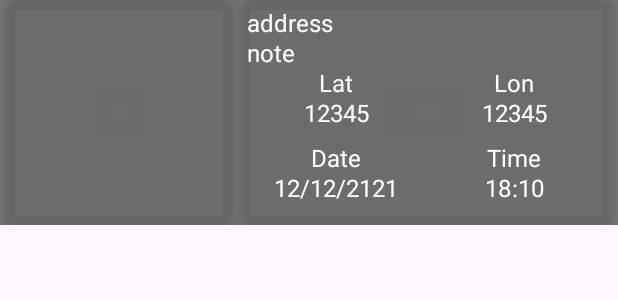
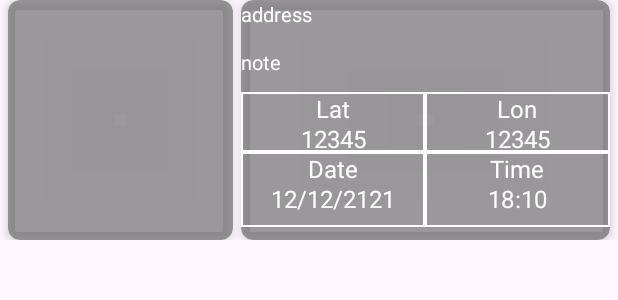
Before and after one commit to izluu/GPS-Camera-Tracking, an Android app: the layout template_1.xml on its own in the app's theme, with its tools: preview values and no code run, on a phone screen of 412 x 824 dp. Shown: the top 300 px of the screen. Run offline under Robolectric (Android 15) with nearby library versions, the phone set to English and light mode, and no system bars.

Commit message:
cap nhat layout, sua loi ve text len anh

```diff
--- /dev/null
+++ b/app/src/main/res/drawable/bg_input.xml
@@ -0,0 +1,6 @@
+<shape xmlns:android="http://schemas.android.com/apk/res/android"
+    android:shape="rectangle">
+    <solid android:color="#F5F5F5"/>
+    <corners android:radius="8dp"/>
+    <stroke android:width="1dp" android:color="#CCCCCC"/>
+</shape>
--- a/app/src/main/res/layout/activity_take_photo.xml
+++ b/app/src/main/res/layout/activity_take_photo.xml
@@ -75,7 +75,7 @@
         android:id="@+id/layout_location_info"
         android:layout_width="0dp"
         android:layout_height="wrap_content"
-        android:layout_marginBottom="5dp"
+        android:layout_marginBottom="20dp"
         app:layout_constraintStart_toStartOf="parent"
         app:layout_constraintEnd_toEndOf="parent"
         app:layout_constraintBottom_toTopOf="@+id/nav_bottom"/>
--- a/app/src/main/res/layout/template_1.xml
+++ b/app/src/main/res/layout/template_1.xml
@@ -4,12 +4,12 @@
     android:layout_width="match_parent"
     android:layout_height="wrap_content"
     xmlns:app="http://schemas.android.com/apk/res-auto"
-    android:background="#88000000">
+    >
 
     <androidx.cardview.widget.CardView
         android:id="@+id/cv_gps"
         android:layout_width="150dp"
-        android:layout_height="150dp"
+        android:layout_height="160dp"
         android:layout_marginStart="5dp"
         app:layout_constraintTop_toTopOf="parent"
         app:layout_constraintStart_toStartOf="parent"
@@ -21,12 +21,12 @@
         <FrameLayout
             android:id="@+id/fragment_gps"
             android:layout_width="150dp"
-            android:layout_height="150dp" />
+            android:layout_height="160dp" />
     </androidx.cardview.widget.CardView>
     <androidx.cardview.widget.CardView
         android:id="@+id/cv_location"
         android:layout_width="0dp"
-        android:layout_height="150dp"
+        android:layout_height="160dp"
         android:layout_marginStart="5dp"
         android:layout_marginEnd="5dp"
         app:layout_constraintTop_toTopOf="parent"
@@ -38,27 +38,29 @@
         app:cardElevation="4dp">
         <androidx.constraintlayout.widget.ConstraintLayout
             android:layout_width="match_parent"
-            android:layout_height="match_parent"
-            android:padding="4dp">
+            android:layout_height="160dp">
             <TextView
                 android:id="@+id/tv_location_details"
                 android:layout_width="match_parent"
-                android:layout_height="20dp"
+                android:layout_height="30dp"
                 app:layout_constraintTop_toTopOf="parent"
                 app:layout_constraintStart_toStartOf="parent"
                 android:text="address"
                 android:textColor="#FFFFFF"
-                android:textSize="16sp"
-                android:textDirection="ltr" />
+                android:textSize="13sp"
+                android:textDirection="ltr"
+                android:maxLines="2"/>
             <TextView
                 android:id="@+id/tv_note"
                 android:layout_width="match_parent"
-                android:layout_height="20dp"
+                android:layout_height="25dp"
                 app:layout_constraintTop_toBottomOf="@+id/tv_location_details"
                 app:layout_constraintStart_toStartOf="parent"
                 android:text="note"
+                android:layout_marginTop="2dp"
                 android:textColor="#FFFFFF"
-                android:textSize="16sp"
+                android:textSize="13sp"
+                android:maxLines="2"
                 android:textDirection="ltr"/>
             <androidx.constraintlayout.widget.ConstraintLayout
                 android:layout_width="match_parent"
@@ -68,13 +70,15 @@
                 <LinearLayout
                     android:id="@+id/ln_1"
                     android:layout_width="match_parent"
-                    android:layout_height="50dp"
+                    android:layout_height="40dp"
                     app:layout_constraintTop_toTopOf="parent"
                     app:layout_constraintStart_toStartOf="parent"
                     android:orientation="horizontal"
                     android:weightSum="2"
+                    android:layout_marginTop="4dp"
                     tools:ignore="DisableBaselineAlignment">
                    <LinearLayout
+                       android:background="@drawable/white_border"
                        android:layout_width="0dp"
                        android:layout_height="match_parent"
                        android:layout_weight="1"
@@ -99,6 +103,7 @@
                            android:textDirection="ltr"/>
                    </LinearLayout>
                     <LinearLayout
+                        android:background="@drawable/white_border"
                         android:layout_width="0dp"
                         android:layout_height="match_parent"
                         android:layout_weight="1"
@@ -125,6 +130,7 @@
 
                 </LinearLayout>
                 <LinearLayout
+
                     android:id="@+id/ln_2"
                     android:layout_width="match_parent"
                     android:layout_height="50dp"
@@ -134,6 +140,7 @@
                     android:weightSum="2"
                     tools:ignore="DisableBaselineAlignment">
                     <LinearLayout
+                        android:background="@drawable/white_border"
                         android:layout_width="0dp"
                         android:layout_height="match_parent"
                         android:layout_weight="1"
@@ -158,6 +165,7 @@
                             android:textDirection="ltr"/>
                     </LinearLayout>
                     <LinearLayout
+                        android:background="@drawable/white_border"
                         android:layout_width="0dp"
                         android:layout_height="match_parent"
                         android:layout_weight="1"
```
Also changed, not shown: app/src/main/java/com/example/gpscameratracking/data/reponsitory/LocationRepository.kt (+13 -10 lines), app/src/main/java/com/example/gpscameratracking/data/reponsitory/PhotoRepository.kt (+4 -6 lines), app/src/main/java/com/example/gpscameratracking/ui/TakePhotoActivity.kt (+35 -16 lines), app/src/main/res/drawable/bg_dialog.xml (added, +7 -0 lines), app/src/main/res/layout/dialog_note.xml (added, +39 -0 lines).
